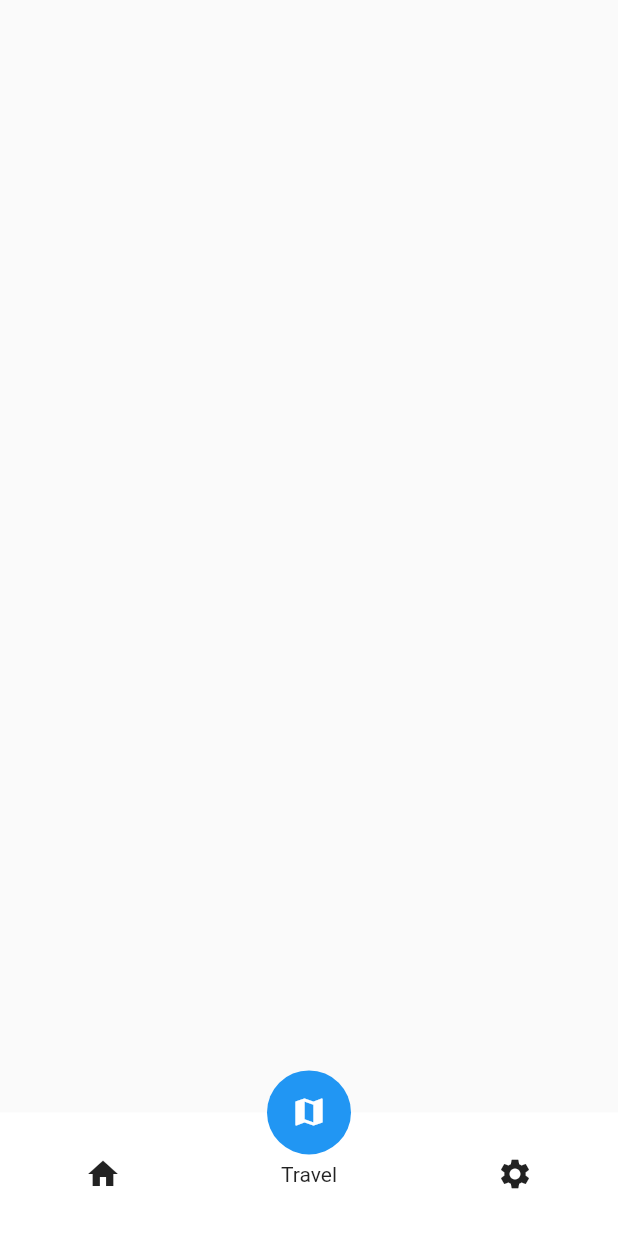
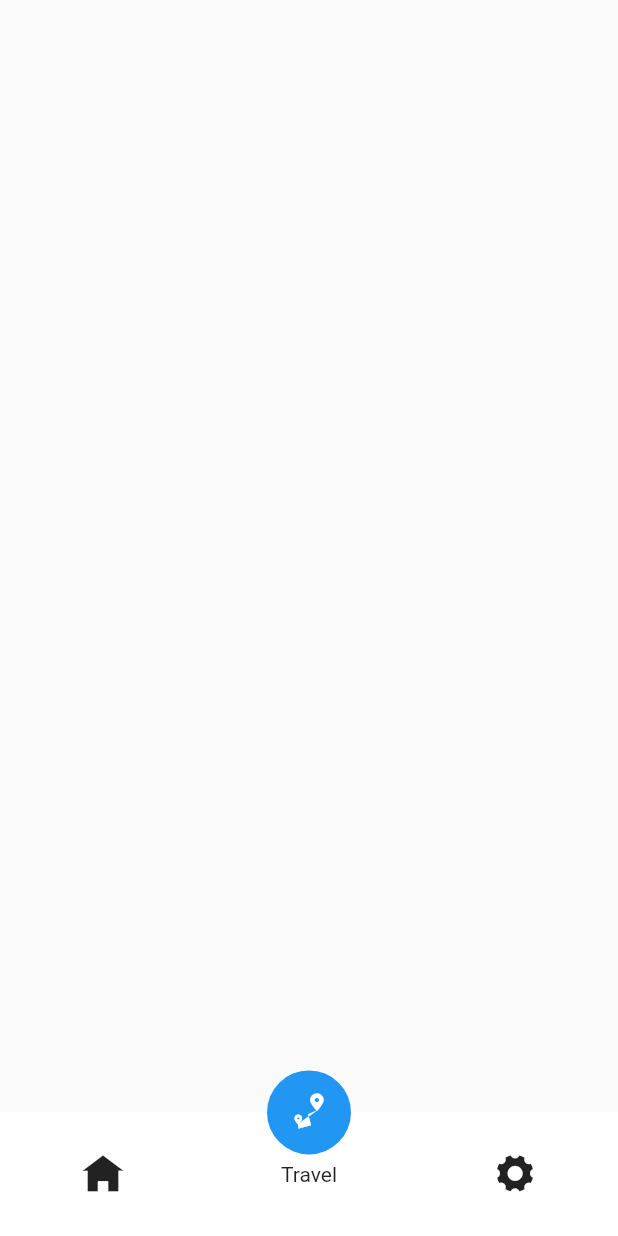
Before and after one commit to Infoshabirkhan/car_pooling_passenger, a Flutter app: the screen it shows after launch, on a phone screen of 412 x 824 dp. Run offline on Flutter 3.47's test engine with Material 2 defaults, Android fonts, the phone set to English and light mode, and no system bars; our stand-ins replace bloc, flutter_screenutil, google_maps_flutter.

Commit message:
Icons added

```diff
--- a/lib/Model/utils/appcolors.dart
+++ b/lib/Model/utils/appcolors.dart
@@ -1,7 +1,24 @@
 
 
+
+import 'package:flutter/material.dart';
 
 class AppColors{
 
 
+  static Color kWhite = Color(0xffFFFFFF);
+  static Color Kblack = Color(0xff1A1C20);
+  static Color kBlue= Color(0xff135EC1);
+  static Color kGrey = Color(0xffFFFFFF);
+  static Color kblackSecondary = Color(0xff000000);
+  static Color kGreySecondary = Color(0xffA5A5A5);
+  static Color kGreyLight = Color(0xff979797);
+  static Color kRed = Color(0xffFF0000);
+  static Color kGreyLightest = Color(0xffD8D8D8);
+  static Color kGreyHint = Color(0xffCECECE);
+  static Color kRedSecondary = Color(0xffC11313);
+  static Color kRedThird= Color(0xffDE1717);
+
+
+
 }
--- /dev/null
+++ b/lib/Model/utils/appicons.dart
@@ -0,0 +1,45 @@
+/// Flutter icons AppIcons
+/// Copyright (C) 2022 by original authors @ fluttericon.com, fontello.com
+/// This font was generated by FlutterIcon.com, which is derived from Fontello.
+///
+/// To use this font, place it in your fonts/ directory and include the
+/// following in your pubspec.yaml
+///
+/// flutter:
+///   fonts:
+///    - family:  AppIcons
+///      fonts:
+///       - asset: fonts/AppIcons.ttf
+///
+///
+///
+import 'package:flutter/widgets.dart';
+
+class AppIcons {
+  AppIcons._();
+
+  static const _kFontFam = 'AppIcons';
+  static const String? _kFontPkg = null;
+
+  static const IconData home = IconData(0xe800, fontFamily: _kFontFam, fontPackage: _kFontPkg);
+  static const IconData map = IconData(0xe802, fontFamily: _kFontFam, fontPackage: _kFontPkg);
+  static const IconData group = IconData(0xe803, fontFamily: _kFontFam, fontPackage: _kFontPkg);
+  static const IconData account_person = IconData(0xe804, fontFamily: _kFontFam, fontPackage: _kFontPkg);
+  static const IconData component_11___1 = IconData(0xe805, fontFamily: _kFontFam, fontPackage: _kFontPkg);
+  static const IconData arrow_back = IconData(0xe806, fontFamily: _kFontFam, fontPackage: _kFontPkg);
+  static const IconData car = IconData(0xe807, fontFamily: _kFontFam, fontPackage: _kFontPkg);
+  static const IconData customer_car = IconData(0xe808, fontFamily: _kFontFam, fontPackage: _kFontPkg);
+  static const IconData empty_seat = IconData(0xe809, fontFamily: _kFontFam, fontPackage: _kFontPkg);
+  static const IconData arrow_down = IconData(0xe80a, fontFamily: _kFontFam, fontPackage: _kFontPkg);
+  static const IconData arrow_up = IconData(0xe80b, fontFamily: _kFontFam, fontPackage: _kFontPkg);
+  static const IconData phone_call = IconData(0xe80c, fontFamily: _kFontFam, fontPackage: _kFontPkg);
+  static const IconData component_12___1 = IconData(0xe80d, fontFamily: _kFontFam, fontPackage: _kFontPkg);
+  static const IconData component_18___1 = IconData(0xe80e, fontFamily: _kFontFam, fontPackage: _kFontPkg);
+  static const IconData group_12 = IconData(0xe80f, fontFamily: _kFontFam, fontPackage: _kFontPkg);
+  static const IconData icon_feather_search = IconData(0xe811, fontFamily: _kFontFam, fontPackage: _kFontPkg);
+  static const IconData settings = IconData(0xe812, fontFamily: _kFontFam, fontPackage: _kFontPkg);
+  static const IconData star_half = IconData(0xe813, fontFamily: _kFontFam, fontPackage: _kFontPkg);
+  static const IconData star_outlined = IconData(0xe814, fontFamily: _kFontFam, fontPackage: _kFontPkg);
+  static const IconData seat_booked = IconData(0xe815, fontFamily: _kFontFam, fontPackage: _kFontPkg);
+  static const IconData travel = IconData(0xe816, fontFamily: _kFontFam, fontPackage: _kFontPkg);
+}
--- a/lib/View/bottom_navigaion_views/bottom_navigaion_screen.dart
+++ b/lib/View/bottom_navigaion_views/bottom_navigaion_screen.dart
@@ -1,3 +1,4 @@
+import 'package:car_pooling_passanger/Model/utils/appicons.dart';
 import 'package:car_pooling_passanger/View/bottom_navigaion_views/settings_view/settings_screen.dart';
 import 'package:car_pooling_passanger/View/bottom_navigaion_views/tavel_views/travel_screen.dart';
 import 'package:flutter/material.dart';
@@ -18,16 +19,16 @@ class BottomNavigationScreen extends StatelessWidget {
       floatingActionButton: FloatingActionButton(
         elevation: 0,
         onPressed: (){},
-        child: Icon(Icons.map),
+        child: Icon(AppIcons.travel),
       ),
       bottomNavigationBar: Container(
         height: 60.sp,
         color: Colors.white,
         child: Row(
-          children: const [
-            Expanded(child: Icon(Icons.home)),
+          children:  [
+            Expanded(child: Icon(AppIcons.home)),
             Expanded(child: Align(alignment: Alignment.center,child: Text('Travel'))),
-            Expanded(child: Icon(Icons.settings))
+            Expanded(child: Icon(AppIcons.settings))
           ],
         ),
       ),
--- a/pubspec.yaml
+++ b/pubspec.yaml
@@ -60,6 +60,10 @@ dev_dependencies:
 # The following section is specific to Flutter packages.
 flutter:
 
+  fonts:
+    - family: AppIcons
+      fonts:
+        - asset: assets/fonts/AppIcons.ttf
   # The following line ensures that the Material Icons font is
   # included with your application, so that you can use the icons in
   # the material Icons class.
```
Also changed, not shown: assets/fonts/AppIcons.ttf (added).
